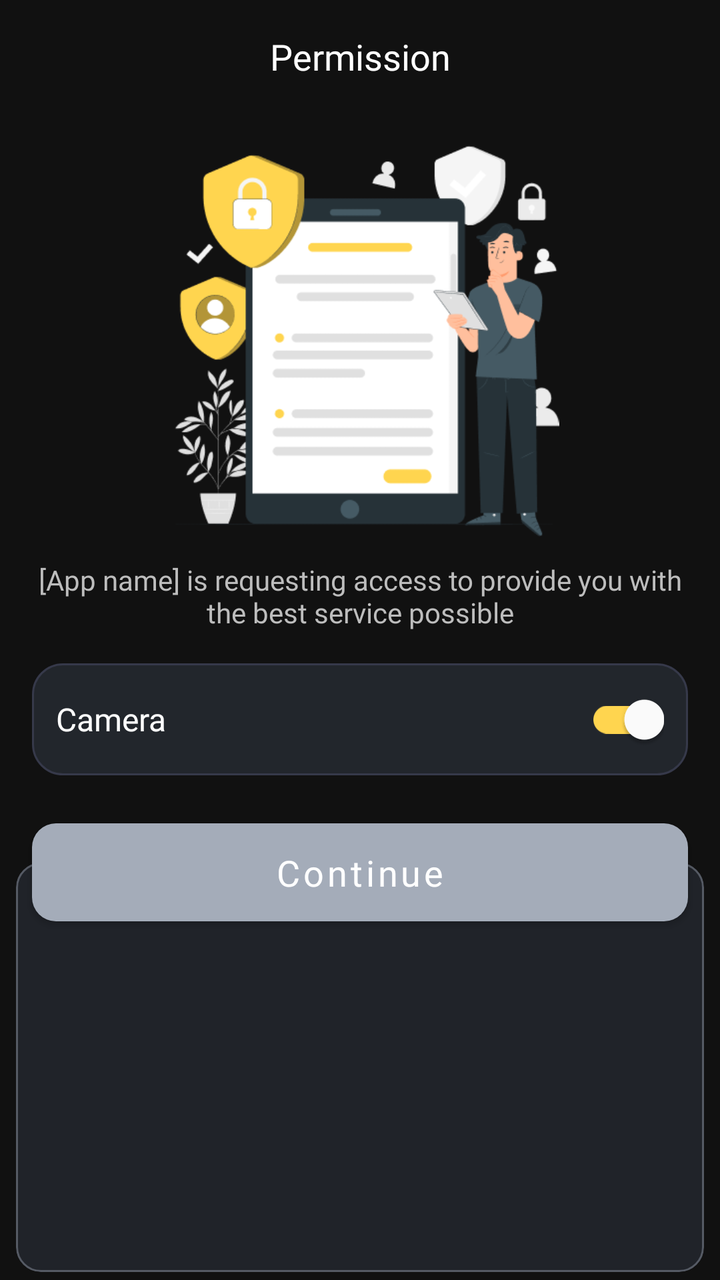
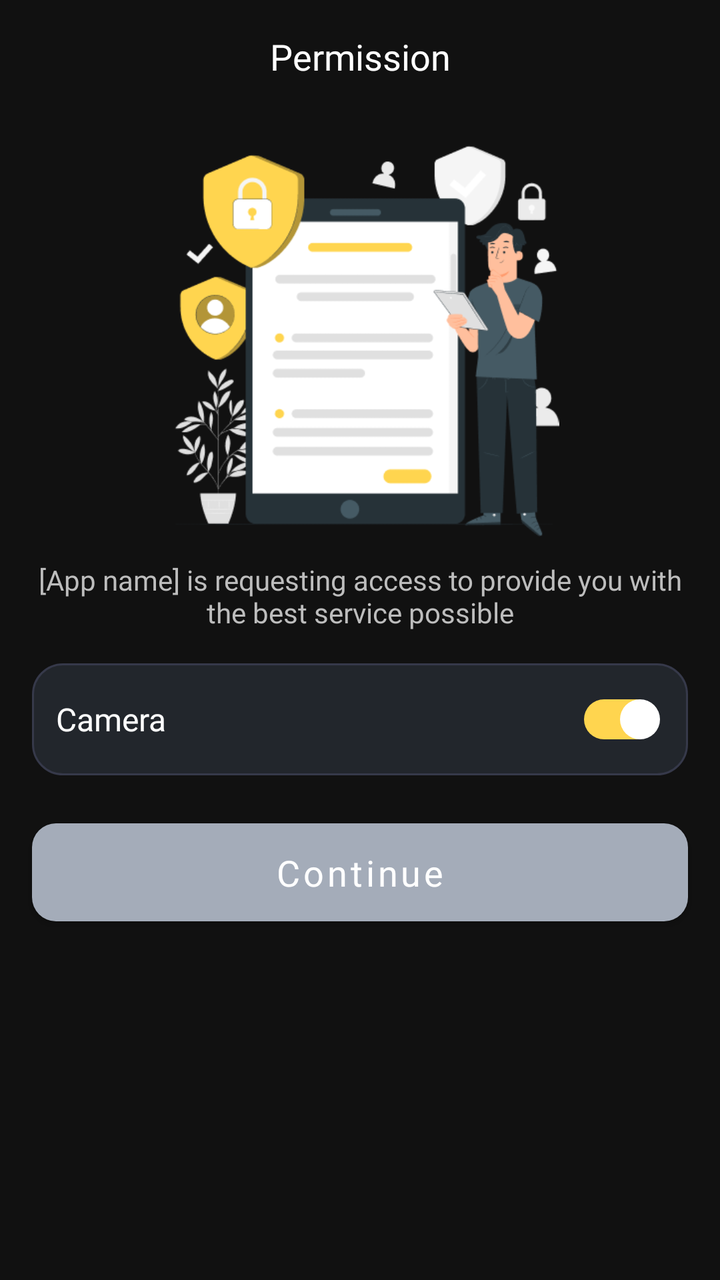

Before-and-after screenshots of an Android layout around one commit, followed by the original layout XML and the change that was made.
<!-- AndroidManifest.xml: application theme Theme.Flashlight -->
<!-- res/layout/fragment_permission.xml -->
<?xml version="1.0" encoding="utf-8"?>
<androidx.constraintlayout.widget.ConstraintLayout
    xmlns:android="http://schemas.android.com/apk/res/android"
    xmlns:app="http://schemas.android.com/apk/res-auto"
    android:id="@+id/permissionContainer"
    android:layout_width="match_parent"
    android:layout_height="match_parent"
    android:background="#111111">

    
    <TextView
        android:id="@+id/tvPermissionTitle"
        android:layout_width="wrap_content"
        android:layout_height="wrap_content"
        android:layout_marginTop="16dp"
        android:text="Permission"
        android:textColor="#FFFFFF"
        android:textSize="18sp"
        android:fontFamily="@font/plus_jakarta_sans_semibold"
        app:layout_constraintTop_toTopOf="parent"
        app:layout_constraintStart_toStartOf="parent"
        app:layout_constraintEnd_toEndOf="parent" />

    
    <ImageView
        android:id="@+id/imgPermission"
        android:layout_width="200dp"
        android:layout_height="200dp"
        android:layout_marginTop="28dp"
        android:layout_marginHorizontal="48dp"
        android:scaleType="fitCenter"
        android:src="@drawable/bg_permission"
        android:contentDescription="Permission illustration"
        app:layout_constraintTop_toBottomOf="@id/tvPermissionTitle"
        app:layout_constraintStart_toStartOf="parent"
        app:layout_constraintEnd_toEndOf="parent" />

    
    <TextView
        android:id="@+id/tvPermissionDescription"
        android:layout_width="0dp"
        android:layout_height="wrap_content"
        android:layout_marginHorizontal="16dp"
        android:layout_marginTop="12dp"
        android:gravity="center"
        android:text="[App name] is requesting access to provide you with the best service possible"
        android:textColor="#BDBDBD"
        android:textSize="14sp"
        android:fontFamily="@font/plus_jakarta_sans_regular"
        app:layout_constraintTop_toBottomOf="@id/imgPermission"
        app:layout_constraintStart_toStartOf="parent"
        app:layout_constraintEnd_toEndOf="parent" />

    
    <LinearLayout
        android:id="@+id/cardCameraPermission"
        android:layout_width="0dp"
        android:layout_height="56dp"
        android:layout_marginHorizontal="16dp"
        android:layout_marginTop="16dp"
        android:background="@drawable/bg_no_internet_card"
        android:gravity="center_vertical"
        android:orientation="horizontal"
        android:paddingHorizontal="12dp"
        app:layout_constraintTop_toBottomOf="@id/tvPermissionDescription"
        app:layout_constraintStart_toStartOf="parent"
        app:layout_constraintEnd_toEndOf="parent">

        <TextView
            android:id="@+id/tvCamera"
            android:layout_width="0dp"
            android:layout_height="wrap_content"
            android:layout_weight="1"
            android:text="Camera"
            android:textColor="#FFFFFF"
            android:textSize="16sp"
            android:fontFamily="@font/plus_jakarta_sans_medium" />

        <com.google.android.material.switchmaterial.SwitchMaterial
            android:id="@+id/switchCamera"
            android:layout_width="wrap_content"
            android:layout_height="wrap_content"
            android:checked="true"
            android:showText="false"
            android:contentDescription="Enable camera permission"
            app:thumbTint="@color/permission_switch_thumb"
            app:trackTint="@color/permission_switch_track" />

    </LinearLayout>

    
    <com.google.android.material.button.MaterialButton
        android:id="@+id/btnContinue"
        android:layout_width="0dp"
        android:layout_height="49dp"
        android:layout_marginHorizontal="16dp"
        android:layout_marginTop="24dp"
        android:text="Continue"
        android:textAllCaps="false"
        android:textColor="#FFFFFF"
        android:textSize="18sp"
        android:fontFamily="@font/plus_jakarta_sans_semibold"
        app:cornerRadius="12dp"
        app:backgroundTint="@color/bg_btn_continue"
        app:strokeWidth="0dp"
        android:insetTop="0dp"
        android:insetBottom="0dp"
        android:insetLeft="0dp"
        android:insetRight="0dp"

        android:paddingTop="0dp"
        android:paddingBottom="0dp"
        app:layout_constraintTop_toBottomOf="@id/cardCameraPermission"
        app:layout_constraintStart_toStartOf="parent"
        app:layout_constraintEnd_toEndOf="parent" />

    
    <FrameLayout
        android:id="@+id/nativeAdContainer"
        android:layout_width="0dp"
        android:layout_height="0dp"
        android:layout_marginHorizontal="8dp"
        android:layout_marginBottom="4dp"
        android:background="@drawable/bg_native_ad_card"
        android:clipToOutline="true"
        android:padding="7dp"
        app:layout_constraintHeight_percent="0.32"
        app:layout_constraintBottom_toBottomOf="parent"
        app:layout_constraintStart_toStartOf="parent"
        app:layout_constraintEnd_toEndOf="parent">

        

    </FrameLayout>

</androidx.constraintlayout.widget.ConstraintLayout>
<!-- resources referenced by this layout -->
<resources>
  <color name="bg_btn_continue">#A4ACB9</color>
  <!-- drawable bg_native_ad_card (drawable) -->
  <shape xmlns:android="http://schemas.android.com/apk/res/android"
      android:shape="rectangle">
  
      <solid android:color="#202329"/>
  
      <corners android:radius="12dp"/>
  
      <stroke
          android:width="1dp"
          android:color="#555A64"/>
  
  </shape>
  <!-- drawable bg_no_internet_card (drawable) -->
  <?xml version="1.0" encoding="utf-8"?>
  <shape xmlns:android="http://schemas.android.com/apk/res/android"
      android:shape="rectangle">
  
      
      <solid android:color="#22262C" />
  
      
      <corners android:radius="15dp"/>
  
      <stroke
          android:color="#36394A"
          android:width="1dp"/>
  
  </shape>
  <!-- drawable bg_permission: png bitmap (drawable, 29240 bytes) -->
  <style name="Theme.Flashlight" parent="Theme.MaterialComponents.DayNight.NoActionBar">
          
          <item name="colorPrimary">@color/purple_500</item>
          <item name="colorPrimaryVariant">@color/purple_700</item>
          <item name="colorOnPrimary">@color/white</item>
          
          <item name="colorSecondary">@color/teal_200</item>
          <item name="colorSecondaryVariant">@color/teal_700</item>
          <item name="colorOnSecondary">@color/black</item>
          
          <item name="android:statusBarColor">@android:color/transparent</item>
          <item name="android:navigationBarColor">@android:color/transparent</item>
          <item name="android:windowLightStatusBar">false</item>
      </style>
  <color name="purple_500">#FF6200EE</color>
  <color name="purple_700">#FF3700B3</color>
  <color name="white">#FFFFFFFF</color>
  <color name="teal_200">#FF03DAC5</color>
  <color name="teal_700">#FF018786</color>
  <color name="black">#FF000000</color>
</resources>

<!-- the commit's change to res/layout/fragment_permission.xml (unified diff, before → after) -->
@@ -82,7 +82,10 @@
             android:layout_height="wrap_content"
             android:checked="true"
             android:showText="false"
+            android:splitTrack="false"
             android:contentDescription="Enable camera permission"
+            android:thumb="@drawable/permission_switch_thumb"
+            app:track="@drawable/permission_switch_track"
             app:thumbTint="@color/permission_switch_thumb"
             app:trackTint="@color/permission_switch_track" />
 
@@ -118,19 +121,139 @@
     <FrameLayout
         android:id="@+id/nativeAdContainer"
         android:layout_width="0dp"
-        android:layout_height="0dp"
-        android:layout_marginHorizontal="8dp"
+        android:layout_height="wrap_content"
+        android:layout_marginHorizontal="4dp"
         android:layout_marginBottom="4dp"
-        android:background="@drawable/bg_native_ad_card"
-        android:clipToOutline="true"
-        android:padding="7dp"
-        app:layout_constraintHeight_percent="0.32"
+        android:background="@color/transparent"
+        android:visibility="gone"
         app:layout_constraintBottom_toBottomOf="parent"
         app:layout_constraintStart_toStartOf="parent"
         app:layout_constraintEnd_toEndOf="parent">
 
-        
+        <FrameLayout
+            android:id="@+id/nativeAdContent"
+            android:layout_width="match_parent"
+            android:layout_height="wrap_content" />
+
+        <include
+            android:id="@+id/shimmerContainerNative"
+            layout="@layout/loading_native_ad_view_collapsible"
+            android:layout_width="match_parent"
+            android:layout_height="wrap_content" />
 
     </FrameLayout>
 
 </androidx.constraintlayout.widget.ConstraintLayout>
+<!-- res/layout/loading_native_ad_view_collapsible.xml (included above) -->
+<?xml version="1.0" encoding="utf-8"?>
+<com.facebook.shimmer.ShimmerFrameLayout
+    xmlns:android="http://schemas.android.com/apk/res/android"
+    xmlns:app="http://schemas.android.com/apk/res-auto"
+    android:id="@+id/shimmerContainerNative"
+    android:layout_width="match_parent"
+    android:layout_height="wrap_content"
+    android:layout_margin="4dp"
+    android:visibility="visible">
+
+    <com.google.android.material.card.MaterialCardView
+        android:layout_width="match_parent"
+        android:layout_height="wrap_content"
+        app:cardBackgroundColor="#1D1F2B"
+        app:cardCornerRadius="14dp"
+        app:cardElevation="0dp"
+        app:strokeColor="#666D80"
+        app:strokeWidth="1dp">
+
+        <LinearLayout
+            android:layout_width="match_parent"
+            android:layout_height="wrap_content"
+            android:orientation="vertical"
+            android:padding="12dp">
+
+            
+            <View
+                android:id="@+id/mediaView"
+                android:layout_width="match_parent"
+                android:layout_height="120dp"
+                android:background="@color/home_shimmer_color" />
+
+            
+            <LinearLayout
+                android:layout_width="match_parent"
+                android:layout_height="wrap_content"
+                android:layout_marginTop="8dp"
+                android:gravity="center_vertical"
+                android:orientation="horizontal">
+
+                
+                <View
+                    android:id="@+id/ivIcon"
+                    android:layout_width="48dp"
+                    android:layout_height="48dp"
+                    android:background="@color/home_shimmer_color" />
+
+                
+                <LinearLayout
+                    android:layout_width="0dp"
+                    android:layout_height="wrap_content"
+                    android:layout_marginStart="8dp"
+                    android:layout_weight="1"
+                    android:orientation="vertical">
+
+                    
+                    <LinearLayout
+                        android:layout_width="match_parent"
+                        android:layout_height="wrap_content"
+                        android:gravity="center_vertical"
+                        android:orientation="horizontal">
+
+                        
+                        <View
+                            android:id="@+id/tvAdAttribution"
+                            android:layout_width="28dp"
+                            android:layout_height="20dp"
+                            android:background="@color/home_shimmer_color" />
+
+                        
+                        <View
+                            android:id="@+id/tvHeadline"
+                            android:layout_width="0dp"
+                            android:layout_height="14dp"
+                            android:layout_marginStart="6dp"
+                            android:layout_weight="1"
+                            android:background="@color/home_shimmer_color" />
+
+                    </LinearLayout>
+
+                    
+                    <LinearLayout
+                        android:layout_width="match_parent"
+                        android:layout_height="wrap_content"
+                        android:layout_marginTop="6dp"
+                        android:orientation="vertical">
+
+                        <View
+                            android:id="@+id/tvBody"
+                            android:layout_width="match_parent"
+                            android:layout_height="10dp"
+                            android:background="@color/home_shimmer_color" />
+
+                    </LinearLayout>
+
+                </LinearLayout>
+
+            </LinearLayout>
+
+            
+            <View
+                android:id="@+id/btnCallToAction"
+                android:layout_width="match_parent"
+                android:layout_height="44dp"
+                android:layout_marginTop="16dp"
+                android:background="@color/home_shimmer_color" />
+
+        </LinearLayout>
+
+    </com.google.android.material.card.MaterialCardView>
+
+</com.facebook.shimmer.ShimmerFrameLayout>
<!-- resource entries referenced after the edit -->
@@ -1,19 +1,8 @@
 <!-- resources referenced by this layout -->
 <resources>
   <color name="bg_btn_continue">#A4ACB9</color>
-  <!-- drawable bg_native_ad_card (drawable) -->
-  <shape xmlns:android="http://schemas.android.com/apk/res/android"
-      android:shape="rectangle">
-  
-      <solid android:color="#202329"/>
-  
-      <corners android:radius="12dp"/>
-  
-      <stroke
-          android:width="1dp"
-          android:color="#555A64"/>
-  
-  </shape>
+  <color name="home_shimmer_color">#C3C3C3</color>
+  <color name="transparent">#00000000</color>
   <!-- drawable bg_no_internet_card (drawable) -->
   <?xml version="1.0" encoding="utf-8"?>
   <shape xmlns:android="http://schemas.android.com/apk/res/android"
@@ -31,6 +20,39 @@
   
   </shape>
   <!-- drawable bg_permission: png bitmap (drawable, 29240 bytes) -->
+  <!-- drawable permission_switch_thumb (drawable) -->
+  <?xml version="1.0" encoding="utf-8"?>
+  <inset xmlns:android="http://schemas.android.com/apk/res/android"
+      android:insetTop="2dp"
+      android:insetBottom="2dp"
+      android:insetLeft="2dp"
+      android:insetRight="2dp">
+  
+      <shape android:shape="oval">
+  
+          <size
+              android:width="20dp"
+              android:height="20dp" />
+  
+          <solid android:color="#FFFFFF" />
+  
+      </shape>
+  
+  </inset>
+  <!-- drawable permission_switch_track (drawable) -->
+  <?xml version="1.0" encoding="utf-8"?>
+  <shape xmlns:android="http://schemas.android.com/apk/res/android"
+      android:shape="rectangle">
+  
+      <size
+          android:width="48dp"
+          android:height="24dp" />
+  
+      <corners android:radius="12dp" />
+  
+      <solid android:color="#FFD54F" />
+  
+  </shape>
   <style name="Theme.Flashlight" parent="Theme.MaterialComponents.DayNight.NoActionBar">
           
           <item name="colorPrimary">@color/purple_500</item>
